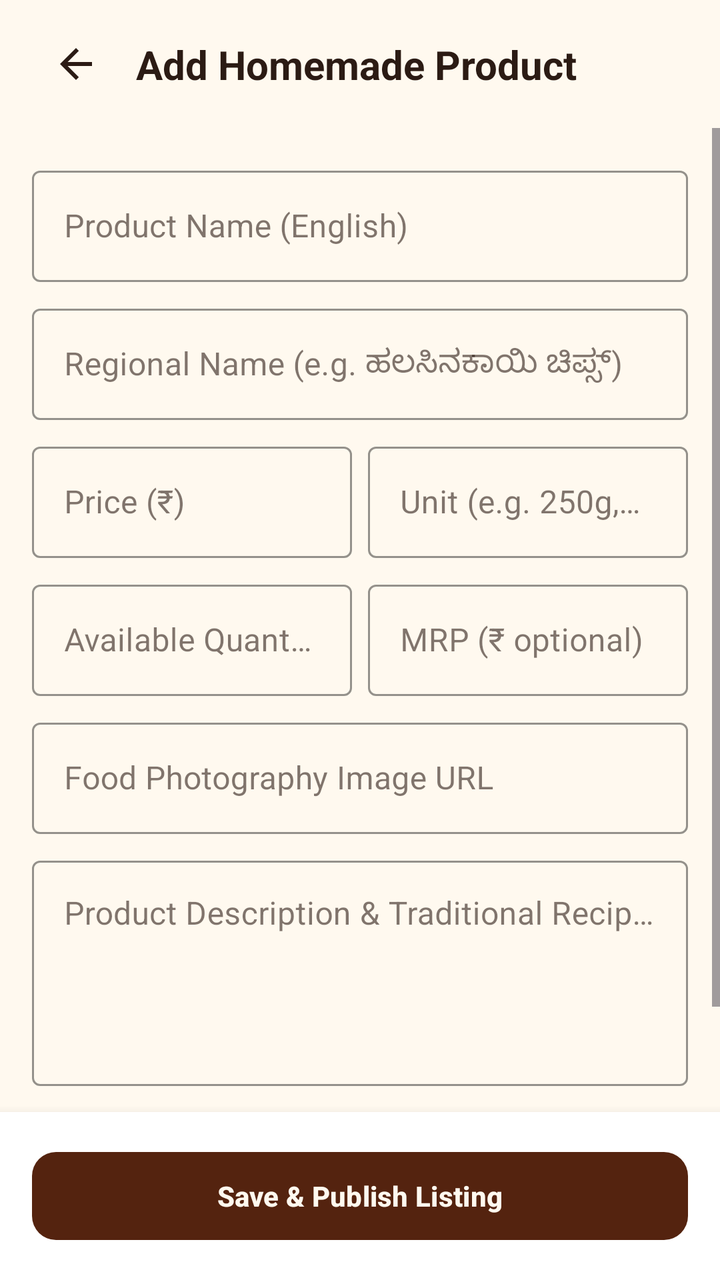
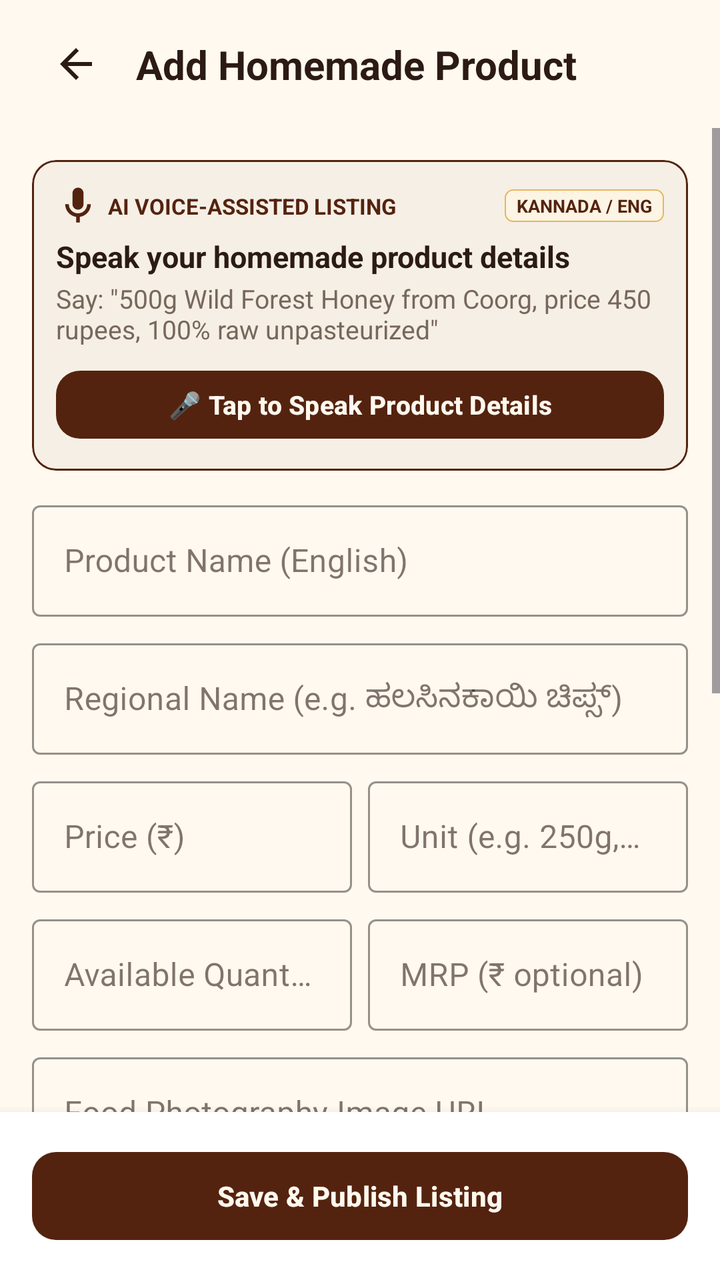

Compare the two renders of this Android layout. The source of the first and the diff that turns it into the second are given below.
<!-- AndroidManifest.xml: application theme Theme.MOOLA -->
<!-- res/layout/activity_add_edit_product.xml -->
<?xml version="1.0" encoding="utf-8"?>
<androidx.constraintlayout.widget.ConstraintLayout xmlns:android="http://schemas.android.com/apk/res/android"
    xmlns:app="http://schemas.android.com/apk/res-auto"
    android:layout_width="match_parent"
    android:layout_height="match_parent"
    android:background="@color/moola_cream">

    <androidx.constraintlayout.widget.ConstraintLayout
        android:id="@+id/headerAddProduct"
        android:layout_width="match_parent"
        android:layout_height="@dimen/header_height"
        android:paddingHorizontal="@dimen/spacing_base"
        app:layout_constraintTop_toTopOf="parent">

        <ImageButton
            android:id="@+id/btnBackAddProd"
            android:layout_width="44dp"
            android:layout_height="44dp"
            android:background="?attr/selectableItemBackgroundBorderless"
            android:contentDescription="Back"
            android:src="@drawable/ic_arrow_back"
            app:layout_constraintBottom_toBottomOf="parent"
            app:layout_constraintStart_toStartOf="parent"
            app:layout_constraintTop_toTopOf="parent"
            app:tint="@color/moola_charcoal" />

        <TextView
            android:layout_width="0dp"
            android:layout_height="wrap_content"
            android:layout_marginStart="@dimen/spacing_sm"
            android:text="Add Homemade Product"
            android:textColor="@color/moola_charcoal"
            android:textSize="@dimen/text_lg"
            android:textStyle="bold"
            app:layout_constraintBottom_toBottomOf="parent"
            app:layout_constraintEnd_toEndOf="parent"
            app:layout_constraintStart_toEndOf="@+id/btnBackAddProd"
            app:layout_constraintTop_toTopOf="parent" />
    </androidx.constraintlayout.widget.ConstraintLayout>

    <ScrollView
        android:layout_width="match_parent"
        android:layout_height="0dp"
        android:fillViewport="true"
        app:layout_constraintBottom_toTopOf="@+id/footerAddProd"
        app:layout_constraintTop_toBottomOf="@+id/headerAddProduct">

        <LinearLayout
            android:layout_width="match_parent"
            android:layout_height="wrap_content"
            android:orientation="vertical"
            android:padding="@dimen/spacing_base">

            
            <com.google.android.material.textfield.TextInputLayout
                android:id="@+id/tilAddNameEn"
                style="@style/Widget.MaterialComponents.TextInputLayout.OutlinedBox"
                android:layout_width="match_parent"
                android:layout_height="wrap_content"
                android:hint="Product Name (English)"
                app:boxStrokeColor="@color/moola_forest_green">

                <com.google.android.material.textfield.TextInputEditText
                    android:id="@+id/etAddNameEn"
                    android:layout_width="match_parent"
                    android:layout_height="wrap_content"
                    android:textColor="@color/moola_charcoal" />
            </com.google.android.material.textfield.TextInputLayout>

            
            <com.google.android.material.textfield.TextInputLayout
                android:id="@+id/tilAddNameKn"
                style="@style/Widget.MaterialComponents.TextInputLayout.OutlinedBox"
                android:layout_width="match_parent"
                android:layout_height="wrap_content"
                android:layout_marginTop="@dimen/spacing_sm"
                android:hint="Regional Name (e.g. ಹಲಸಿನಕಾಯಿ ಚಿಪ್ಸ್)"
                app:boxStrokeColor="@color/moola_forest_green">

                <com.google.android.material.textfield.TextInputEditText
                    android:id="@+id/etAddNameKn"
                    android:layout_width="match_parent"
                    android:layout_height="wrap_content"
                    android:textColor="@color/moola_charcoal" />
            </com.google.android.material.textfield.TextInputLayout>

            
            <LinearLayout
                android:layout_width="match_parent"
                android:layout_height="wrap_content"
                android:layout_marginTop="@dimen/spacing_sm"
                android:orientation="horizontal">

                <com.google.android.material.textfield.TextInputLayout
                    android:id="@+id/tilAddPrice"
                    style="@style/Widget.MaterialComponents.TextInputLayout.OutlinedBox"
                    android:layout_width="0dp"
                    android:layout_height="wrap_content"
                    android:layout_weight="1"
                    android:hint="Price (₹)"
                    app:boxStrokeColor="@color/moola_forest_green">

                    <com.google.android.material.textfield.TextInputEditText
                        android:id="@+id/etAddPrice"
                        android:layout_width="match_parent"
                        android:layout_height="wrap_content"
                        android:inputType="numberDecimal"
                        android:textColor="@color/moola_charcoal" />
                </com.google.android.material.textfield.TextInputLayout>

                <com.google.android.material.textfield.TextInputLayout
                    android:id="@+id/tilAddUnit"
                    style="@style/Widget.MaterialComponents.TextInputLayout.OutlinedBox"
                    android:layout_width="0dp"
                    android:layout_height="wrap_content"
                    android:layout_marginStart="@dimen/spacing_sm"
                    android:layout_weight="1"
                    android:hint="Unit (e.g. 250g, 500g)"
                    app:boxStrokeColor="@color/moola_forest_green">

                    <com.google.android.material.textfield.TextInputEditText
                        android:id="@+id/etAddUnit"
                        android:layout_width="match_parent"
                        android:layout_height="wrap_content"
                        android:textColor="@color/moola_charcoal" />
                </com.google.android.material.textfield.TextInputLayout>
            </LinearLayout>

            
            <LinearLayout
                android:layout_width="match_parent"
                android:layout_height="wrap_content"
                android:layout_marginTop="@dimen/spacing_sm"
                android:orientation="horizontal">

                <com.google.android.material.textfield.TextInputLayout
                    android:id="@+id/tilAddStock"
                    style="@style/Widget.MaterialComponents.TextInputLayout.OutlinedBox"
                    android:layout_width="0dp"
                    android:layout_height="wrap_content"
                    android:layout_weight="1"
                    android:hint="Available Quantity"
                    app:boxStrokeColor="@color/moola_forest_green">

                    <com.google.android.material.textfield.TextInputEditText
                        android:id="@+id/etAddStock"
                        android:layout_width="match_parent"
                        android:layout_height="wrap_content"
                        android:inputType="number"
                        android:textColor="@color/moola_charcoal" />
                </com.google.android.material.textfield.TextInputLayout>

                <com.google.android.material.textfield.TextInputLayout
                    android:id="@+id/tilAddMrp"
                    style="@style/Widget.MaterialComponents.TextInputLayout.OutlinedBox"
                    android:layout_width="0dp"
                    android:layout_height="wrap_content"
                    android:layout_marginStart="@dimen/spacing_sm"
                    android:layout_weight="1"
                    android:hint="MRP (₹ optional)"
                    app:boxStrokeColor="@color/moola_forest_green">

                    <com.google.android.material.textfield.TextInputEditText
                        android:id="@+id/etAddMrp"
                        android:layout_width="match_parent"
                        android:layout_height="wrap_content"
                        android:inputType="numberDecimal"
                        android:textColor="@color/moola_charcoal" />
                </com.google.android.material.textfield.TextInputLayout>
            </LinearLayout>

            
            <com.google.android.material.textfield.TextInputLayout
                android:id="@+id/tilAddImageUrl"
                style="@style/Widget.MaterialComponents.TextInputLayout.OutlinedBox"
                android:layout_width="match_parent"
                android:layout_height="wrap_content"
                android:layout_marginTop="@dimen/spacing_sm"
                android:hint="Food Photography Image URL"
                app:boxStrokeColor="@color/moola_forest_green">

                <com.google.android.material.textfield.TextInputEditText
                    android:id="@+id/etAddImageUrl"
                    android:layout_width="match_parent"
                    android:layout_height="wrap_content"
                    android:inputType="textUri"
                    android:textColor="@color/moola_charcoal" />
            </com.google.android.material.textfield.TextInputLayout>

            
            <com.google.android.material.textfield.TextInputLayout
                android:id="@+id/tilAddDescription"
                style="@style/Widget.MaterialComponents.TextInputLayout.OutlinedBox"
                android:layout_width="match_parent"
                android:layout_height="wrap_content"
                android:layout_marginTop="@dimen/spacing_sm"
                android:hint="Product Description &amp; Traditional Recipe Details"
                app:boxStrokeColor="@color/moola_forest_green">

                <com.google.android.material.textfield.TextInputEditText
                    android:id="@+id/etAddDescription"
                    android:layout_width="match_parent"
                    android:layout_height="wrap_content"
                    android:gravity="top"
                    android:lines="4"
                    android:textColor="@color/moola_charcoal" />
            </com.google.android.material.textfield.TextInputLayout>

            
            <CheckBox
                android:id="@+id/cbIsOrganic"
                android:layout_width="wrap_content"
                android:layout_height="wrap_content"
                android:layout_marginTop="@dimen/spacing_sm"
                android:checked="true"
                android:text="Organic &amp; Zero Chemical Preservatives"
                android:textColor="@color/moola_charcoal" />

        </LinearLayout>
    </ScrollView>

    
    <LinearLayout
        android:id="@+id/footerAddProd"
        android:layout_width="match_parent"
        android:layout_height="wrap_content"
        android:background="@color/moola_white"
        android:elevation="8dp"
        android:padding="@dimen/spacing_base"
        app:layout_constraintBottom_toBottomOf="parent">

        <com.google.android.material.button.MaterialButton
            android:id="@+id/btnSaveProduct"
            style="@style/Widget.MOOLA.Button"
            android:layout_width="match_parent"
            android:layout_height="@dimen/button_height"
            android:text="Save &amp; Publish Listing" />
    </LinearLayout>

</androidx.constraintlayout.widget.ConstraintLayout>
<!-- resources referenced by this layout -->
<resources>
  <color name="moola_charcoal">#2B1B14</color>
  <color name="moola_cream">#FFF9EF</color>
  <color name="moola_forest_green">#54230F</color>
  <color name="moola_white">#FFFFFF</color>
  <dimen name="button_height">52dp</dimen>
  <dimen name="header_height">64dp</dimen>
  <dimen name="spacing_base">16dp</dimen>
  <dimen name="spacing_sm">8dp</dimen>
  <dimen name="text_lg">20sp</dimen>
  <!-- drawable ic_arrow_back (drawable) -->
  <vector xmlns:android="http://schemas.android.com/apk/res/android"
      android:width="24dp"
      android:height="24dp"
      android:viewportWidth="24"
      android:viewportHeight="24">
      <path
          android:fillColor="@color/moola_charcoal"
          android:pathData="M20,11H7.83l5.59,-5.59L12,4l-8,8 8,8 1.41,-1.41L7.83,13H20v-2z" />
  </vector>
  <style name="Widget.MOOLA.Button" parent="Widget.Material3.Button">
          <item name="backgroundTint">@color/moola_primary_brown</item>
          <item name="android:textColor">@color/moola_cream</item>
          <item name="cornerRadius">@dimen/radius_md</item>
          <item name="android:textAllCaps">false</item>
          <item name="android:minHeight">@dimen/button_height</item>
          <item name="android:textStyle">bold</item>
      </style>
  <color name="moola_primary_brown">#54230F</color>
  <dimen name="radius_md">12dp</dimen>
  <color name="moola_deep_chocolate">#351609</color>
  <color name="moola_honey_amber">#D99124</color>
  <color name="moola_golden_accent">#E9B65B</color>
  <color name="moola_card_surface">#FFFFFF</color>
  <color name="moola_primary_text">#2B1B14</color>
  <color name="moola_cream_surface">#FDF6EB</color>
  <style name="Widget.MOOLA.Card" parent="Widget.Material3.CardView.Filled">
          <item name="cardBackgroundColor">@color/moola_card_surface</item>
          <item name="cardCornerRadius">@dimen/radius_md</item>
          <item name="cardElevation">1dp</item>
          <item name="strokeColor">@color/moola_subtle_border</item>
          <item name="strokeWidth">1dp</item>
      </style>
  <color name="moola_subtle_border">#E9DED1</color>
  <!-- unchanged entries left out for length: 1 -->
</resources>

<!-- the commit's change to res/layout/activity_add_edit_product.xml (unified diff, before → after) -->
@@ -52,6 +52,86 @@
             android:padding="@dimen/spacing_base">
 
             
+            <com.google.android.material.card.MaterialCardView
+                android:id="@+id/cardVoiceAssist"
+                android:layout_width="match_parent"
+                android:layout_height="wrap_content"
+                android:layout_marginBottom="@dimen/spacing_md"
+                app:cardBackgroundColor="#F5EFE6"
+                app:cardCornerRadius="@dimen/radius_md"
+                app:cardElevation="1dp"
+                app:strokeColor="@color/moola_forest_green"
+                app:strokeWidth="1dp">
+
+                <LinearLayout
+                    android:layout_width="match_parent"
+                    android:layout_height="wrap_content"
+                    android:orientation="vertical"
+                    android:padding="@dimen/spacing_md">
+
+                    <LinearLayout
+                        android:layout_width="match_parent"
+                        android:layout_height="wrap_content"
+                        android:gravity="center_vertical"
+                        android:orientation="horizontal">
+
+                        <ImageView
+                            android:layout_width="22dp"
+                            android:layout_height="22dp"
+                            android:src="@drawable/ic_mic"
+                            app:tint="@color/moola_forest_green" />
+
+                        <TextView
+                            android:layout_width="0dp"
+                            android:layout_height="wrap_content"
+                            android:layout_marginStart="@dimen/spacing_xs"
+                            android:layout_weight="1"
+                            android:text="AI VOICE-ASSISTED LISTING"
+                            android:textColor="@color/moola_forest_green"
+                            android:textSize="11sp"
+                            android:textStyle="bold" />
+
+                        <TextView
+                            android:layout_width="wrap_content"
+                            android:layout_height="wrap_content"
+                            android:background="@drawable/bg_tag_organic"
+                            android:paddingHorizontal="6dp"
+                            android:paddingVertical="2dp"
+                            android:text="KANNADA / ENG"
+                            android:textColor="@color/moola_forest_green"
+                            android:textSize="9sp"
+                            android:textStyle="bold" />
+                    </LinearLayout>
+
+                    <TextView
+                        android:layout_width="match_parent"
+                        android:layout_height="wrap_content"
+                        android:layout_marginTop="4dp"
+                        android:text="Speak your homemade product details"
+                        android:textColor="@color/moola_charcoal"
+                        android:textSize="@dimen/text_base"
+                        android:textStyle="bold" />
+
+                    <TextView
+                        android:layout_width="match_parent"
+                        android:layout_height="wrap_content"
+                        android:layout_marginTop="2dp"
+                        android:text="Say: &quot;500g Wild Forest Honey from Coorg, price 450 rupees, 100% raw unpasteurized&quot;"
+                        android:textColor="@color/moola_charcoal_secondary"
+                        android:textSize="@dimen/text_sm" />
+
+                    <com.google.android.material.button.MaterialButton
+                        android:id="@+id/btnStartVoiceListing"
+                        style="@style/Widget.MOOLA.Button.Primary"
+                        android:layout_width="match_parent"
+                        android:layout_height="42dp"
+                        android:layout_marginTop="@dimen/spacing_sm"
+                        android:text="🎤 Tap to Speak Product Details"
+                        android:textSize="13sp" />
+                </LinearLayout>
+            </com.google.android.material.card.MaterialCardView>
+
+            
             <com.google.android.material.textfield.TextInputLayout
                 android:id="@+id/tilAddNameEn"
                 style="@style/Widget.MaterialComponents.TextInputLayout.OutlinedBox"
@@ -205,6 +285,64 @@
                     android:lines="4"
                     android:textColor="@color/moola_charcoal" />
             </com.google.android.material.textfield.TextInputLayout>
+
+            
+            <com.google.android.material.textfield.TextInputLayout
+                android:id="@+id/tilAddIngredients"
+                style="@style/Widget.MaterialComponents.TextInputLayout.OutlinedBox"
+                android:layout_width="match_parent"
+                android:layout_height="wrap_content"
+                android:layout_marginTop="@dimen/spacing_sm"
+                android:hint="Ingredients (e.g. Wild Forest Honey, Cardamom)"
+                app:boxStrokeColor="@color/moola_forest_green">
+
+                <com.google.android.material.textfield.TextInputEditText
+                    android:id="@+id/etAddIngredients"
+                    android:layout_width="match_parent"
+                    android:layout_height="wrap_content"
+                    android:textColor="@color/moola_charcoal" />
+            </com.google.android.material.textfield.TextInputLayout>
+
+            
+            <LinearLayout
+                android:layout_width="match_parent"
+                android:layout_height="wrap_content"
+                android:layout_marginTop="@dimen/spacing_sm"
+                android:orientation="horizontal">
+
+                <com.google.android.material.textfield.TextInputLayout
+                    android:id="@+id/tilAddOrigin"
+                    style="@style/Widget.MaterialComponents.TextInputLayout.OutlinedBox"
+                    android:layout_width="0dp"
+                    android:layout_height="wrap_content"
+                    android:layout_weight="1"
+                    android:hint="Origin (e.g. Coorg, Sirsi)"
+                    app:boxStrokeColor="@color/moola_forest_green">
+
+                    <com.google.android.material.textfield.TextInputEditText
+                        android:id="@+id/etAddOrigin"
+                        android:layout_width="match_parent"
+                        android:layout_height="wrap_content"
+                        android:textColor="@color/moola_charcoal" />
+                </com.google.android.material.textfield.TextInputLayout>
+
+                <com.google.android.material.textfield.TextInputLayout
+                    android:id="@+id/tilAddShelfLife"
+                    style="@style/Widget.MaterialComponents.TextInputLayout.OutlinedBox"
+                    android:layout_width="0dp"
+                    android:layout_height="wrap_content"
+                    android:layout_marginStart="@dimen/spacing_sm"
+                    android:layout_weight="1"
+                    android:hint="Shelf Life (e.g. 12 months)"
+                    app:boxStrokeColor="@color/moola_forest_green">
+
+                    <com.google.android.material.textfield.TextInputEditText
+                        android:id="@+id/etAddShelfLife"
+                        android:layout_width="match_parent"
+                        android:layout_height="wrap_content"
+                        android:textColor="@color/moola_charcoal" />
+                </com.google.android.material.textfield.TextInputLayout>
+            </LinearLayout>
 
             
             <CheckBox
<!-- resource entries referenced after the edit -->
@@ -1,14 +1,32 @@
 <!-- resources referenced by this layout -->
 <resources>
   <color name="moola_charcoal">#2B1B14</color>
+  <color name="moola_charcoal_secondary">#78675B</color>
   <color name="moola_cream">#FFF9EF</color>
   <color name="moola_forest_green">#54230F</color>
   <color name="moola_white">#FFFFFF</color>
   <dimen name="button_height">52dp</dimen>
   <dimen name="header_height">64dp</dimen>
   <dimen name="spacing_base">16dp</dimen>
+  <dimen name="spacing_md">12dp</dimen>
   <dimen name="spacing_sm">8dp</dimen>
+  <dimen name="spacing_xs">4dp</dimen>
+  <dimen name="text_base">15sp</dimen>
   <dimen name="text_lg">20sp</dimen>
+  <dimen name="text_sm">13sp</dimen>
+  <!-- drawable bg_tag_organic (drawable) -->
+  <?xml version="1.0" encoding="utf-8"?>
+  <shape xmlns:android="http://schemas.android.com/apk/res/android"
+      android:shape="rectangle">
+      <solid android:color="@color/moola_golden_subtle" />
+      <stroke android:width="0.75dp" android:color="@color/moola_golden_accent" />
+      <corners android:radius="@dimen/radius_xs" />
+      <padding
+          android:left="6dp"
+          android:top="2dp"
+          android:right="6dp"
+          android:bottom="2dp" />
+  </shape>
   <!-- drawable ic_arrow_back (drawable) -->
   <vector xmlns:android="http://schemas.android.com/apk/res/android"
       android:width="24dp"
@@ -19,6 +37,16 @@
           android:fillColor="@color/moola_charcoal"
           android:pathData="M20,11H7.83l5.59,-5.59L12,4l-8,8 8,8 1.41,-1.41L7.83,13H20v-2z" />
   </vector>
+  <!-- drawable ic_mic (drawable) -->
+  <vector xmlns:android="http://schemas.android.com/apk/res/android"
+      android:width="24dp"
+      android:height="24dp"
+      android:viewportWidth="24"
+      android:viewportHeight="24">
+      <path
+          android:fillColor="@color/moola_forest_green"
+          android:pathData="M12,14c1.66,0 3,-1.34 3,-3V5c0,-1.66 -1.34,-3 -3,-3S9,3.34 9,5v6c0,1.66 1.34,3 3,3zM17,11c0,2.76 -2.24,5 -5,5s-5,-2.24 -5,-5H5c0,3.53 2.61,6.43 6,6.92V21h2v-3.08c3.39,-0.49 6,-3.39 6,-6.92h-2z"/>
+  </vector>
   <style name="Widget.MOOLA.Button" parent="Widget.Material3.Button">
           <item name="backgroundTint">@color/moola_primary_brown</item>
           <item name="android:textColor">@color/moola_cream</item>
@@ -27,11 +55,14 @@
           <item name="android:minHeight">@dimen/button_height</item>
           <item name="android:textStyle">bold</item>
       </style>
+  <style name="Widget.MOOLA.Button.Primary" parent="Widget.MOOLA.Button" />
+  <color name="moola_golden_subtle">#FCF4E4</color>
   <color name="moola_primary_brown">#54230F</color>
   <dimen name="radius_md">12dp</dimen>
   <color name="moola_deep_chocolate">#351609</color>
   <color name="moola_honey_amber">#D99124</color>
   <color name="moola_golden_accent">#E9B65B</color>
+  <dimen name="radius_xs">4dp</dimen>
   <color name="moola_card_surface">#FFFFFF</color>
   <color name="moola_primary_text">#2B1B14</color>
   <color name="moola_cream_surface">#FDF6EB</color>
